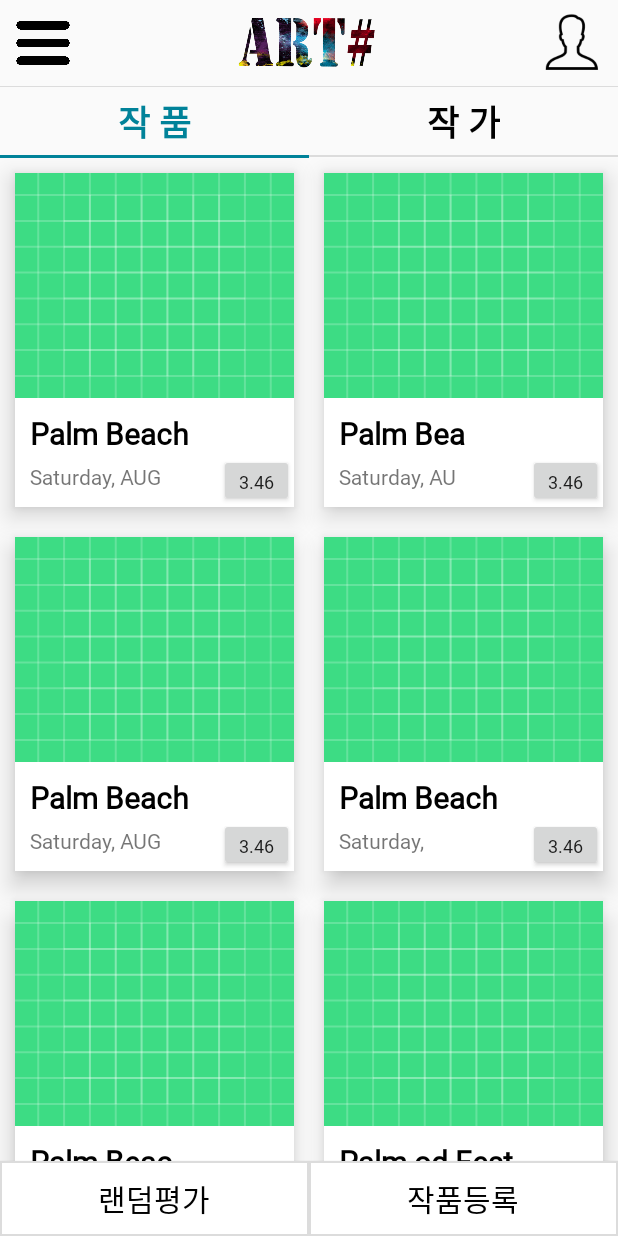
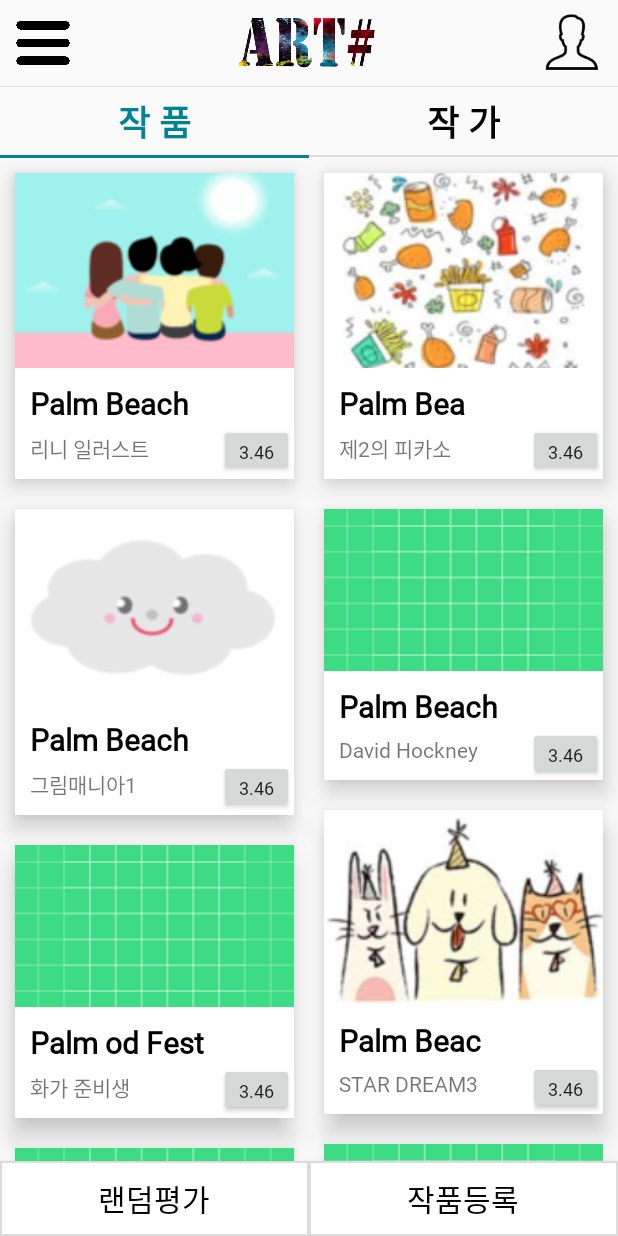
Before and after one commit to VioletBeach/artshop, an Android app: the screen it shows after launch (MainActivity), on a phone screen of 412 x 824 dp. Run offline under Robolectric (Android 15) with nearby library versions, the phone set to English and light mode, and no system bars; our stand-ins replace Firebase (no records; nobody signed in at launch, a user with empty details on screens opened directly).

Commit message:
06-28 Random Assess update TabLayout upgrade ViewPager Design insert item

```diff
--- a/app/src/main/java/com/group6/art/DummyAdapter.java
+++ b/app/src/main/java/com/group6/art/DummyAdapter.java
@@ -7,6 +7,7 @@ import android.view.ViewGroup;
 import android.widget.Button;
 import android.widget.ImageView;
 import android.widget.TextView;
+import android.widget.Toast;
 
 import androidx.annotation.NonNull;
 import androidx.recyclerview.widget.RecyclerView;
@@ -17,6 +18,7 @@ public class DummyAdapter extends RecyclerView.Adapter<DummyAdapter.DummyViewHol
 
     ArrayList<DummyItem> dummyList;
     Context dummyContext;
+
 
     public DummyAdapter(ArrayList<DummyItem> dummyList, Context dummyContext) {
         this.dummyList = dummyList;
@@ -54,11 +56,29 @@ public class DummyAdapter extends RecyclerView.Adapter<DummyAdapter.DummyViewHol
         public DummyViewHolder(@NonNull View itemView) {
             super(itemView);
 
+
             imgDummyHeader = itemView.findViewById(R.id.img_dummy);
             tvDummyTitle = itemView.findViewById(R.id.tv_dummy_title);
             tvDummySubtitle = itemView.findViewById(R.id.tv_dummy_subtitle);
             tvDummyscore = itemView.findViewById(R.id.tv_dummy_score);
+            //
+            itemView.setOnClickListener(new View.OnClickListener()
+            {
+                @Override
+                public void onClick(View v)
+                {
+                    int pos = getAdapterPosition();
+                    if (pos != RecyclerView.NO_POSITION)
+                    {
+                        imgDummyHeader.setImageResource(R.drawable.logo);
+                        tvDummyTitle.setText("클릭이벤트");
+                        // click event
+                    }
+                }
+            });
+            //
 
         }
     }
+
 }
--- a/app/src/main/java/com/group6/art/DummyFragmentWorks.java
+++ b/app/src/main/java/com/group6/art/DummyFragmentWorks.java
@@ -10,6 +10,8 @@ import android.widget.FrameLayout;
 import androidx.fragment.app.Fragment;
 import androidx.recyclerview.widget.GridLayoutManager;
 import androidx.recyclerview.widget.RecyclerView;
+import androidx.recyclerview.widget.SimpleItemAnimator;
+import androidx.recyclerview.widget.StaggeredGridLayoutManager;
 
 import java.util.ArrayList;
 
@@ -36,25 +38,33 @@ public class DummyFragmentWorks extends Fragment {
 
         recyclerView = view.findViewById(R.id.recycler_dummy);
 
-        GridLayoutManager gridLayoutManager = new GridLayoutManager(getContext(),2);
-        recyclerView.setLayoutManager(gridLayoutManager);
+        StaggeredGridLayoutManager staggeredGridLayoutManager  = new StaggeredGridLayoutManager(2,1);
+        recyclerView.setLayoutManager(staggeredGridLayoutManager );
+        staggeredGridLayoutManager.setGapStrategy(StaggeredGridLayoutManager.GAP_HANDLING_MOVE_ITEMS_BETWEEN_SPANS);
         recyclerView.setHasFixedSize(true);
         recyclerView.setItemViewCacheSize(20);
         recyclerView.setDrawingCacheEnabled(true);
         recyclerView.setDrawingCacheQuality(View.DRAWING_CACHE_QUALITY_HIGH);
-
+        RecyclerView.ItemAnimator animator = recyclerView.getItemAnimator();
+        if (animator instanceof SimpleItemAnimator) {
+            ((SimpleItemAnimator) animator).setSupportsChangeAnimations(false);
+        }
         dummyList = new ArrayList<>();
-        dummyList.add(new DummyItem(R.drawable.ic_launcher_background, "Palm Beach", "Saturday, AUG ","3.46"));
-        dummyList.add(new DummyItem(R.drawable.ic_launcher_background, "Palm Bea", "Saturday, AU","3.46"));
-        dummyList.add(new DummyItem(R.drawable.ic_launcher_background, "Palm Beach ", "Saturday, AUG","3.46"));
-        dummyList.add(new DummyItem(R.drawable.ic_launcher_background, "Palm Beach ", "Saturday,","3.46"));
-        dummyList.add(new DummyItem(R.drawable.ic_launcher_background, "Palm Beac", "Saturday, AUG and","3.46"));
-        dummyList.add(new DummyItem(R.drawable.ic_launcher_background, "Palm od Fest", "Saturdayode Isand","3.46"));
-        dummyList.add(new DummyItem(R.drawable.ic_launcher_background, "Palm Beach Food Fest", "Saturday, AUG 23 - AUG 25 @ Rode Island","3.46"));
-        dummyList.add(new DummyItem(R.drawable.ic_launcher_background, "Palm Beach Food Fest", "Saturday, AUG 23 - AUG 25 @ Rode Island","3.46"));
+        dummyList.add(new DummyItem(R.drawable.writer1, "Palm Beach", "리니 일러스트","3.46"));
+        dummyList.add(new DummyItem(R.drawable.writer2, "Palm Bea", "제2의 피카소","3.46"));
+        dummyList.add(new DummyItem(R.drawable.writer5, "Palm Beach ", "그림매니아1","3.46"));
+        dummyList.add(new DummyItem(R.drawable.ic_launcher_background, "Palm Beach ", "David Hockney","3.46"));
+        dummyList.add(new DummyItem(R.drawable.writer6, "Palm Beac", "STAR DREAM3","3.46"));
+        dummyList.add(new DummyItem(R.drawable.ic_launcher_background, "Palm od Fest", "화가 준비생","3.46"));
+        dummyList.add(new DummyItem(R.drawable.ic_launcher_background, "Palm Beach Food Fest", "LJ 아티스트","3.46"));
+        dummyList.add(new DummyItem(R.drawable.ic_launcher_background, "Palm Beach Food Fest", "사랑의 그림방","3.46"));
+        dummyList.add(new DummyItem(R.drawable.ic_launcher_background, "Palm Beach Food Fest", "꿈나무작가","3.46"));
+        dummyList.add(new DummyItem(R.drawable.ic_launcher_background, "Palm Beach Food Fest", "Jaeheon DRAW","3.46"));
 
         dummyAdapter = new DummyAdapter(dummyList, getContext());
         dummyAdapter.setHasStableIds(true);
+
+
         recyclerView.setAdapter(dummyAdapter);
 
         return view;
--- a/app/src/main/java/com/group6/art/DummyFragmentWriters.java
+++ b/app/src/main/java/com/group6/art/DummyFragmentWriters.java
@@ -12,6 +12,8 @@ import androidx.fragment.app.Fragment;
 import androidx.recyclerview.widget.GridLayoutManager;
 import androidx.recyclerview.widget.LinearLayoutManager;
 import androidx.recyclerview.widget.RecyclerView;
+import androidx.recyclerview.widget.SimpleItemAnimator;
+import androidx.recyclerview.widget.StaggeredGridLayoutManager;
 
 import java.util.ArrayList;
 
@@ -44,18 +46,21 @@ public class DummyFragmentWriters extends Fragment {
         recyclerView.setItemViewCacheSize(20);
         recyclerView.setDrawingCacheEnabled(true);
         recyclerView.setDrawingCacheQuality(View.DRAWING_CACHE_QUALITY_HIGH);
-
+        RecyclerView.ItemAnimator animator = recyclerView.getItemAnimator();
+        if (animator instanceof SimpleItemAnimator) {
+            ((SimpleItemAnimator) animator).setSupportsChangeAnimations(false);
+        }
         dummyList = new ArrayList<>();
 
-        dummyList.add(new DummyItem(R.drawable.ic_launcher_background, "제2의 피카소", "작품수 : 7","9.47"));
-        dummyList.add(new DummyItem(R.drawable.ic_launcher_background, "리니 일러스트", "작품수 : 13","9.31"));
-        dummyList.add(new DummyItem(R.drawable.ic_launcher_background, "JYR PARK5331", "작품수 : 8","9.16"));
-        dummyList.add(new DummyItem(R.drawable.ic_launcher_background, "그림매니아1", "작품수 : 10","8.92"));
-        dummyList.add(new DummyItem(R.drawable.ic_launcher_background, "David Hockney", "작품수 : 6","8.79"));
-        dummyList.add(new DummyItem(R.drawable.ic_launcher_background, "꿈을 꾸는 작가", "작품수 : 13","8.72"));
-        dummyList.add(new DummyItem(R.drawable.ic_launcher_background, "STAR DREAM3", "작품수 : 8","8.64"));
-        dummyList.add(new DummyItem(R.drawable.ic_launcher_background, "나름 화가 준비생", "작품수 : 10","8.51"));
-        dummyAdapter = new DummyAdapter(dummyList, getContext());
+        dummyList.add(new DummyItem(R.drawable.writer10, "리니 일러스트", "작품수 : 13","9.31"));
+        dummyList.add(new DummyItem(R.drawable.writer3, "JYR PARK5331", "작품수 : 8","9.16"));
+        dummyList.add(new DummyItem(R.drawable.writer4, "그림매니아1", "작품수 : 10","8.92"));
+        dummyList.add(new DummyItem(R.drawable.writer5, "David Hockney", "작품수 : 6","8.79"));
+        dummyList.add(new DummyItem(R.drawable.writer6, "꿈을 꾸는 작가", "작품수 : 13","8.72"));
+        dummyList.add(new DummyItem(R.drawable.writer7, "STAR DREAM3", "작품수 : 8","8.64"));
+        dummyList.add(new DummyItem(R.drawable.writer1, "화가 준비생", "작품수 : 10","8.51"));
+        dummyList.add(new DummyItem(R.drawable.writer9, "LJ 아티스트", "작품수 : 11","8.44"));
+        dummyAdapter= new DummyAdapter(dummyList, getContext());
         dummyAdapter.setHasStableIds(true);
         recyclerView.setAdapter(dummyAdapter);
 
--- a/app/src/main/res/layout/activity_assess_works.xml
+++ b/app/src/main/res/layout/activity_assess_works.xml
@@ -75,6 +75,7 @@
         android:layout_centerHorizontal="true"
         android:layout_gravity="center_horizontal"
         android:layout_height="wrap_content"
+        android:layout_marginBottom="20dp"
         android:numStars="5"
         android:stepSize="0.5"
         style="?android:attr/ratingBarStyle"
@@ -83,10 +84,10 @@
         <TextView
             android:layout_width="wrap_content"
             android:layout_height="wrap_content"
-            android:text=""
+            android:text="0/10점"
             android:textSize="23sp"
-            android:layout_alignParentRight="true"
-            android:layout_alignBottom="@id/rating_bar"
+            android:layout_centerHorizontal="true"
+            android:layout_below="@id/rating_bar"
             android:id="@+id/asses_score_text"/>
     </RelativeLayout>
 
--- a/app/src/main/res/layout/activity_main.xml
+++ b/app/src/main/res/layout/activity_main.xml
@@ -70,7 +70,7 @@
         android:layout_width="match_parent"
         android:layout_height="match_parent"
         app:layout_behavior="@string/appbar_scrolling_view_behavior"
-
+        android:layout_marginBottom="50dp"
         />
 
     <LinearLayout
--- a/app/src/main/res/layout/item_dummy.xml
+++ b/app/src/main/res/layout/item_dummy.xml
@@ -7,13 +7,12 @@
     android:layout_margin="10dp"
     android:orientation="vertical"
     android:fontFamily="@font/font"
-    android:id="@+id/item_all"
     >
 
     <ImageView
         android:id="@+id/img_dummy"
         android:layout_width="match_parent"
-        android:layout_height="150dp"
+        android:layout_height="wrap_content"
         android:scaleType="centerCrop"
         android:src="@drawable/ic_launcher_foreground" />
 
```
Also changed, not shown: app/src/main/res/drawable-v24/loading.png, app/src/main/res/drawable/writer1.png (added), app/src/main/res/drawable/writer10.png (added), app/src/main/res/drawable/writer2.png (added), app/src/main/res/drawable/writer3.png (added), app/src/main/res/drawable/writer4.png (added), app/src/main/res/drawable/writer5.png (added), app/src/main/res/drawable/writer6.png (added), app/src/main/res/drawable/writer7.png (added), app/src/main/res/drawable/writer8.png (added), app/src/main/res/drawable/writer9.png (added), app/src/main/res/layout/item_dummywriter.xml (renamed from app/src/main/res/layout/item_dummy_writer.xml).
